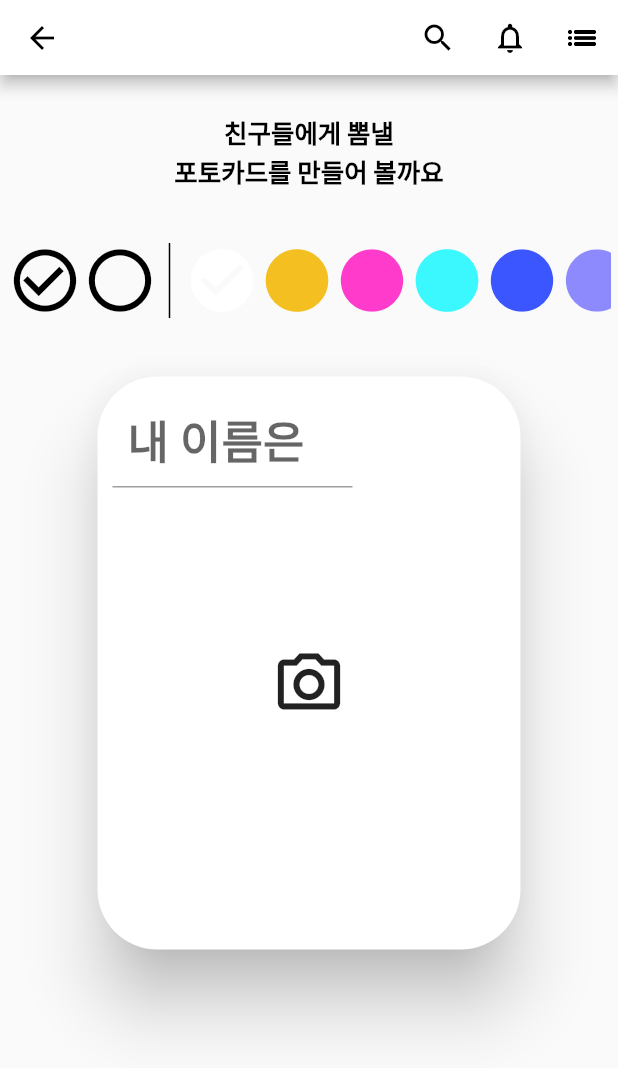
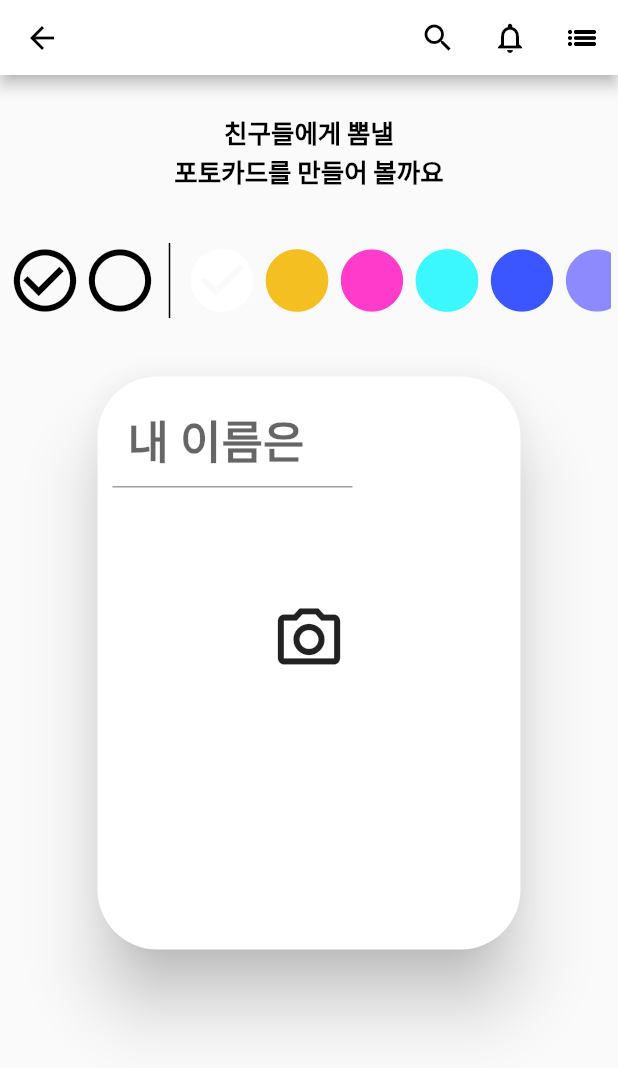
Before and after one commit to Morris235/ouul, a Flutter app: the PhotoCardCreationPage screen opened directly, on a phone screen of 412 x 824 dp. Shown: the top 1068 px of the screen. Run offline on Flutter 3.47's test engine with Material 2 defaults, Android fonts, the phone set to English and light mode, and no system bars.

```diff
--- a/lib/components/photo_card_item.dart
+++ b/lib/components/photo_card/photo_card_item.dart
@@ -1,11 +1,12 @@
 import 'package:flutter/material.dart';
-import 'package:ouul/models/card_info.dart';
+import 'package:ouul/models/photo_card_info.dart';
 
 class PhotoCardItem extends StatefulWidget {
   const PhotoCardItem(
       {super.key, required this.selectedCardColor, required this.cardInfo});
   final Color selectedCardColor;
-  final CardInfo cardInfo;
+  // FIXME: Non-null 지향인데 이런식이면 non-Null을 할수 없다.
+  final PhotoCardInfo cardInfo;
 
   @override
   State<PhotoCardItem> createState() => _PhotoCardItemState();
@@ -24,7 +25,7 @@ class _PhotoCardItemState extends State<PhotoCardItem> {
           elevation: 20,
           shape:
               RoundedRectangleBorder(borderRadius: BorderRadius.circular(40)),
-          color: widget.cardInfo.getColor(),
+          color: widget.cardInfo.color,
           child: Column(
             mainAxisAlignment: MainAxisAlignment.start,
             crossAxisAlignment: CrossAxisAlignment.center,
@@ -56,8 +57,14 @@ class _PhotoCardItemState extends State<PhotoCardItem> {
                 ),
               ),
               const SizedBox(
-                height: 40,
+                height: 10,
               ),
+              // TODO: 네트워크 이미지를 가져올때 에러 핸들링
+              // SizedBox(
+              //   width: 150,
+              //   height: 150,
+              //   child: Image.network(widget.cardInfo.getImgUrl()),
+              // ),
               const Icon(
                 Icons.photo_camera_outlined,
                 size: 50,
--- a/lib/models/card_info.dart
+++ /dev/null
@@ -1,15 +0,0 @@
-import 'package:flutter/material.dart';
-
-class CardInfo {
-  CardInfo(this._name, this._color);
-  final String _name;
-  final Color _color;
-
-  getName() {
-    return _name;
-  }
-
-  getColor() {
-    return _color;
-  }
-}
--- /dev/null
+++ b/lib/models/photo_card_info.dart
@@ -0,0 +1,18 @@
+import 'package:flutter/material.dart';
+
+class PhotoCardInfo {
+  String name;
+  Color color;
+  String imgUrl;
+  String charmPoint;
+  String hobby;
+  int currentCard;
+
+  PhotoCardInfo(
+      {this.name = '',
+      this.color = Colors.white,
+      this.imgUrl = '',
+      this.charmPoint = '',
+      this.hobby = '',
+      this.currentCard = 0});
+}
--- a/lib/views/photo_card_ creation_page.dart
+++ b/lib/views/photo_card_ creation_page.dart
@@ -2,8 +2,8 @@ import 'package:flutter/gestures.dart';
 import 'package:flutter/material.dart';
 import 'package:ouul/views/main_app_bar.dart';
 
-import '../components/photo_card_item.dart';
-import '../models/card_info.dart';
+import '../components/photo_card/photo_card_item.dart';
+import '../models/photo_card_info.dart';
 
 class PhotoCardCreationPage extends StatefulWidget {
   const PhotoCardCreationPage({super.key});
@@ -136,7 +136,7 @@ class _PhotoCardCreationPageState extends State<PhotoCardCreationPage> {
                     ),
                     PhotoCardItem(
                       selectedCardColor: _selectedCardColor,
-                      cardInfo: CardInfo('웡웡이', _selectedCardColor),
+                      cardInfo: PhotoCardInfo(color: _selectedCardColor),
                     )
                   ]),
             )));
```
Also changed, not shown: lib/components/message_bubble.dart (added, +32 -0 lines), lib/components/photo_card/photo_card_appeal_item.dart (added, +89 -0 lines), lib/views/photo_card_appeal_page.dart (+125 -10 lines), lib/components/photo_card/photo_card_cover_item.dart (renamed from lib/components/photo_card_cover_item.dart).
